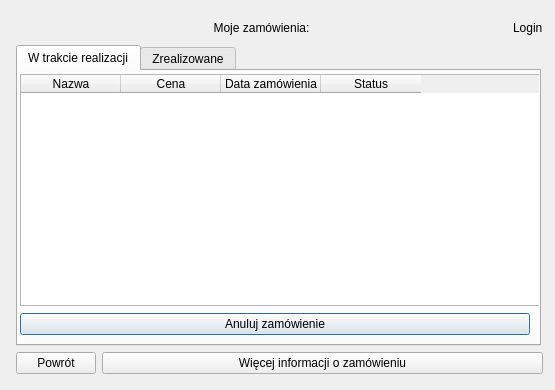
Before: the Qt Designer form Sklep/moje_zamowienia.ui in AdriannaUrbanska/MusicStore, drawn with Qt 5.
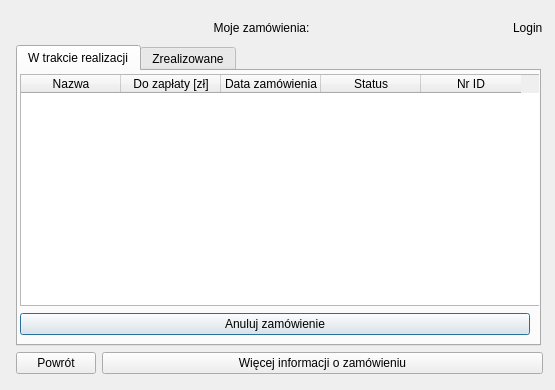
After: the same form once the commit is applied. The open tabs and pages were chosen to show the change.

Patch:
```diff
--- a/Sklep/moje_zamowienia.ui
+++ b/Sklep/moje_zamowienia.ui
@@ -120,7 +120,7 @@
            </column>
            <column>
             <property name="text">
-             <string>Cena</string>
+             <string>Do zapłaty [zł]</string>
             </property>
            </column>
            <column>
@@ -133,6 +133,11 @@
              <string>Status</string>
             </property>
            </column>
+           <column>
+            <property name="text">
+             <string>Nr ID</string>
+            </property>
+           </column>
           </widget>
          </item>
          <item>
```
Left out of the diff: 9 changed lines with no effect on the pictures.
